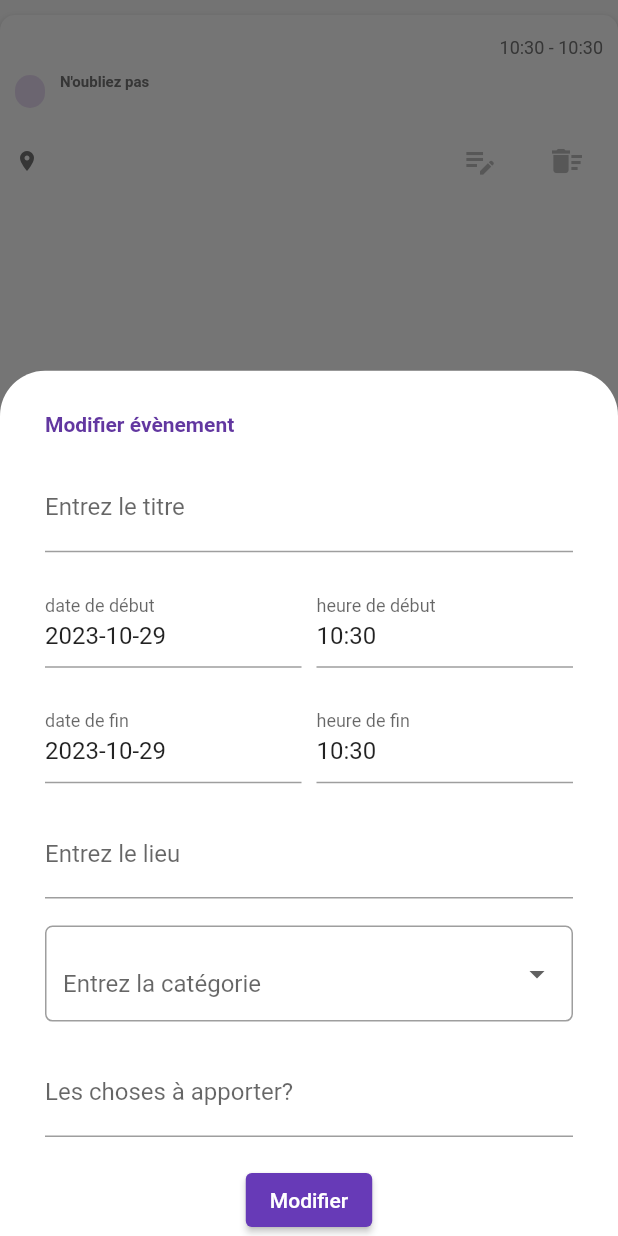
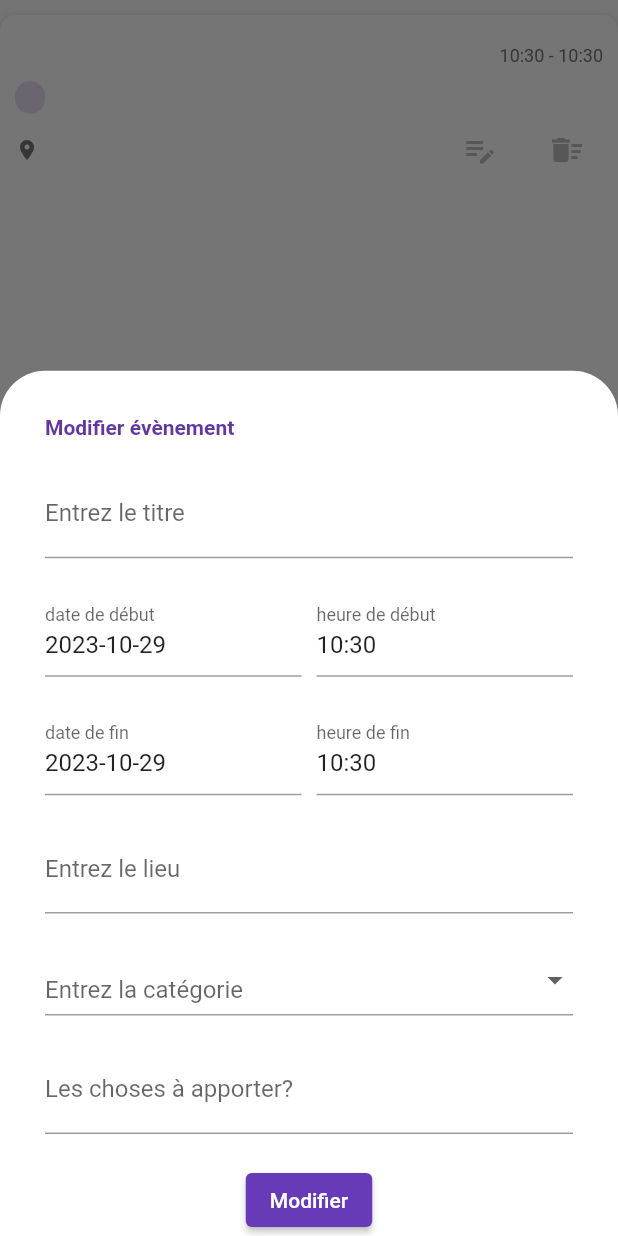
Before and after one commit to Khaniee/calendar_app, a Flutter app: the EventCard widget shown alone on an empty page, opened directly with empty values, after a tap on the "edit note" icon, on a phone screen of 412 x 824 dp. Run offline on Flutter 3.47's test engine with Material 2 defaults, Android fonts, the phone set to English and light mode, and no system bars; our stand-ins replace sqflite, table_calendar; accounts and stored records are empty.

```diff
--- a/lib/widgets/event_card.dart
+++ b/lib/widgets/event_card.dart
@@ -19,7 +19,7 @@ class EventCard extends StatelessWidget {
   @override
   Widget build(BuildContext context) {
     return Container(
-      padding: const EdgeInsets.only(bottom: 10, left: 10, right: 10, top: 15),
+      padding: const EdgeInsets.only(bottom: 10, left: 10, right: 10, top: 20),
       margin: const EdgeInsets.symmetric(vertical: 10),
       decoration: BoxDecoration(
         boxShadow: const [
@@ -64,10 +64,11 @@ class EventCard extends StatelessWidget {
                   isBold: true,
                 )),
               ),
-              const SizedBox(
-                width: 10,
-              ),
-              if (event.chosesApporter != null)
+              if (event.chosesApporter != null &&
+                  event.chosesApporter!.isNotEmpty) ...[
+                const SizedBox(
+                  width: 10,
+                ),
                 Column(
                   crossAxisAlignment: CrossAxisAlignment.start,
                   children: [
@@ -82,10 +83,8 @@ class EventCard extends StatelessWidget {
                     ),
                   ],
                 )
+              ]
             ],
-          ),
-          const SizedBox(
-            height: 10,
           ),
           Row(
             mainAxisAlignment: MainAxisAlignment.spaceBetween,
--- a/lib/widgets/event_form.dart
+++ b/lib/widgets/event_form.dart
@@ -26,9 +26,9 @@ class _EventFormState extends State<EventForm> {
   final _eventFormKey = GlobalKey<FormState>();
 
   TextEditingController heureDebutInput = TextEditingController();
-  TimeOfDay heureDebut = const TimeOfDay(hour: 00, minute: 00);
+  TimeOfDay heureDebut = TimeOfDay.now();
   TextEditingController heureFinInput = TextEditingController();
-  TimeOfDay heureFin = const TimeOfDay(hour: 00, minute: 00);
+  TimeOfDay heureFin = TimeOfDay.now();
   TextEditingController titleInput = TextEditingController();
   DateTime debutDate = DateTime.now();
   DateTime finDate = DateTime.now();
@@ -127,7 +127,7 @@ class _EventFormState extends State<EventForm> {
                             onTap: () async {
                               DateTime? pickedDate = await showDatePicker(
                                   context: context,
-                                  initialDate: DateTime.now(),
+                                  initialDate: debutDate,
                                   firstDate: DateTime(
                                       2000), //DateTime.now() - not to allow to choose before today.
                                   lastDate: DateTime(2101));
@@ -152,7 +152,7 @@ class _EventFormState extends State<EventForm> {
                             },
                           ),
                         ),
-                        SizedBox(
+                        const SizedBox(
                           width: 10,
                         ),
                         Expanded(
@@ -166,11 +166,9 @@ class _EventFormState extends State<EventForm> {
                             onTap: () async {
                               TimeOfDay? pickedTime = await showTimePicker(
                                 context: context,
-                                initialTime: TimeOfDay.now(),
+                                initialTime: heureDebut,
                               );
                               if (pickedTime != null) {
-                                print(
-                                    pickedTime); //pickedTime output format => 2021-03-10 00:00:00.000
                                 String formattedData =
                                     pickedTime.format(context);
                                 setState(() {
@@ -200,27 +198,23 @@ class _EventFormState extends State<EventForm> {
                             onTap: () async {
                               DateTime? pickedDate = await showDatePicker(
                                   context: context,
-                                  initialDate: DateTime.now(),
+                                  initialDate: finDate,
                                   firstDate: DateTime(
                                       2000), //DateTime.now() - not to allow to choose before today.
                                   lastDate: DateTime(2101));
 
                               if (pickedDate != null) {
-                                print(pickedDate);
                                 String formattedDate =
                                     DateFormat('yyyy-MM-dd').format(pickedDate);
-                                print(formattedDate);
                                 setState(() {
                                   finDate = pickedDate;
                                   findateinput.text = formattedDate;
                                 });
-                              } else {
-                                print("Date is not selected");
                               }
                             },
                           ),
                         ),
-                        SizedBox(
+                        const SizedBox(
                           width: 10,
                         ),
                         Expanded(
@@ -234,19 +228,15 @@ class _EventFormState extends State<EventForm> {
                             onTap: () async {
                               TimeOfDay? pickedTime = await showTimePicker(
                                 context: context,
-                                initialTime: TimeOfDay.now(),
+                                initialTime: heureFin,
                               );
                               if (pickedTime != null) {
-                                print(
-                                    pickedTime); //pickedTime output format => 2021-03-10 00:00:00.000
                                 String formattedData =
                                     pickedTime.format(context);
                                 setState(() {
                                   heureFinInput.text = formattedData;
                                   heureFin = pickedTime;
                                 });
-                              } else {
-                                print("Date is not selected");
                               }
                             },
                           ),
@@ -255,7 +245,7 @@ class _EventFormState extends State<EventForm> {
                     ),
                   ),
                   Padding(
-                    padding: EdgeInsets.symmetric(horizontal: 30),
+                    padding: const EdgeInsets.symmetric(horizontal: 30),
                     child: TextFormField(
                       controller: lieuInput,
                       decoration: const InputDecoration(
@@ -271,25 +261,21 @@ class _EventFormState extends State<EventForm> {
                     ),
                   ),
                   Padding(
-                      padding: EdgeInsets.symmetric(horizontal: 30),
+                      padding: const EdgeInsets.symmetric(horizontal: 30),
                       child: InputDecorator(
-                        decoration: InputDecoration(
-                            errorStyle: TextStyle(
-                                color: Colors.redAccent, fontSize: 16.0),
-                            hintText: 'Entrez la catégorie',
-                            border: OutlineInputBorder(
-                                borderRadius: BorderRadius.circular(5.0))),
+                        decoration: const InputDecoration(
+                          errorStyle: TextStyle(
+                              color: Colors.redAccent, fontSize: 16.0),
+                          hintText: 'Entrez la catégorie',
+                        ),
                         isEmpty: typeInput == "",
                         child: DropdownButtonHideUnderline(
                           child: DropdownButton<String>(
                             isDense: true,
                             onChanged: (newValue) {
-                              print("change");
-                              print(newValue);
                               setState(() {
                                 typeInput = newValue!;
                               });
-                              print(typeInput);
                             },
                             value: typeInput,
                             items: eventCategories.map((String value) {
@@ -302,19 +288,13 @@ class _EventFormState extends State<EventForm> {
                         ),
                       )),
                   Padding(
-                    padding: EdgeInsets.symmetric(horizontal: 30),
+                    padding: const EdgeInsets.symmetric(horizontal: 30),
                     child: TextFormField(
                       controller: chosesAEmporterInput,
-                      decoration: InputDecoration(
+                      decoration: const InputDecoration(
                         labelText: 'Les choses à apporter?',
                       ),
                       // The validator receives the text that the user has entered.
-                      validator: (value) {
-                        if (value == null || value.isEmpty) {
-                          return 'Please enter some text';
-                        }
-                        return null;
-                      },
                     ),
                   ),
                   Center(
```
Also changed, not shown: lib/screens/calendar_screen.dart (+8 -8 lines).
